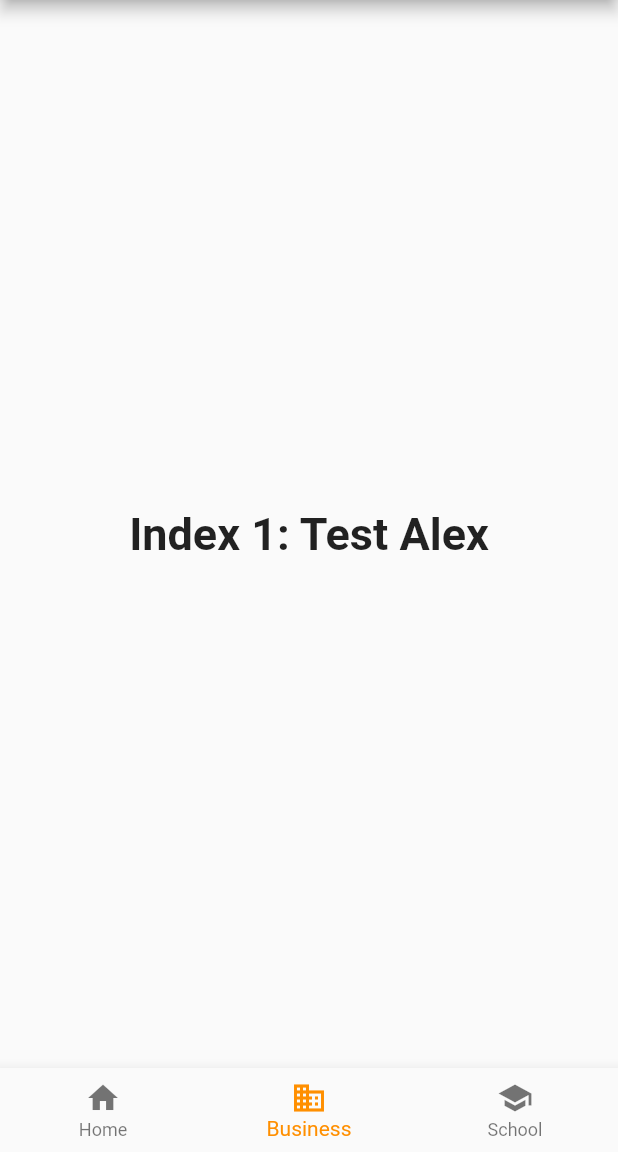
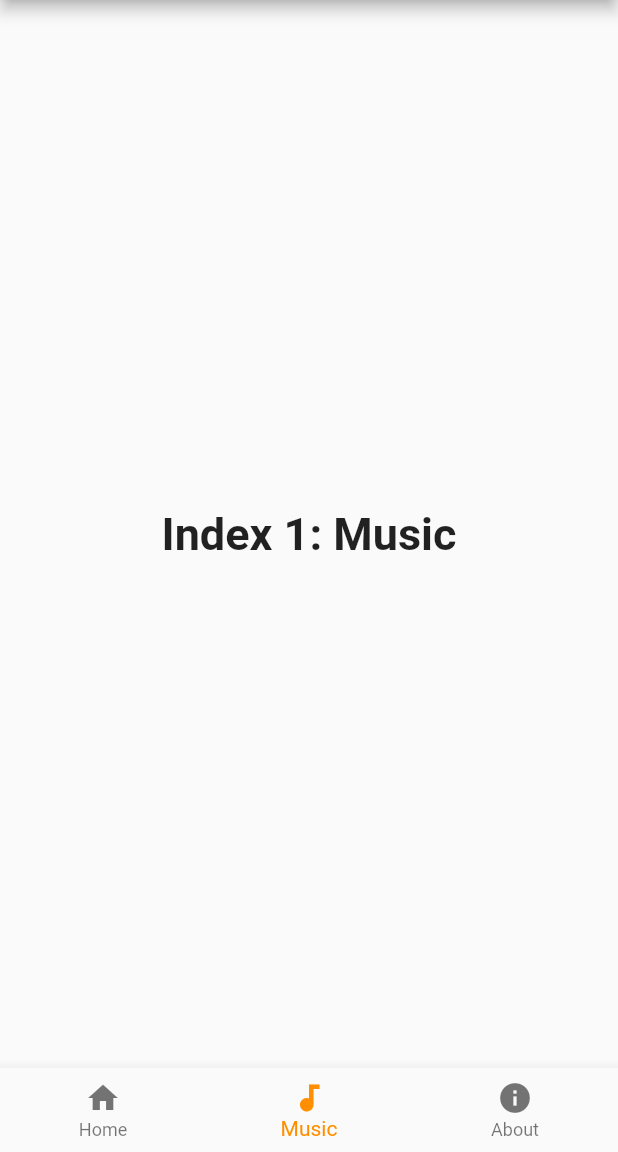
Before and after one commit to Alexnclas/AMSE, a Flutter app: the screen it shows after launch, item 2 of the bottom bar chosen, on a phone screen of 412 x 824 dp, the part 84-1236 px from its top. Run offline on Flutter 3.47's test engine with Material 2 defaults, Android fonts, the phone set to English and light mode, and no system bars.

Commit message:
Changement icones navbar

```diff
--- a/tp1/lib/main.dart
+++ b/tp1/lib/main.dart
@@ -43,11 +43,11 @@ class _MyStatefulWidgetState extends State<MyStatefulWidget> {
       style: optionStyle,
     ),
     Text(
-      'Index 1: Test Alex',
+      'Index 1: Music',
       style: optionStyle,
     ),
     Text(
-      'Index 2: School',
+      'Index 2: About',
       style: optionStyle,
     ),
   ];
@@ -73,12 +73,12 @@ class _MyStatefulWidgetState extends State<MyStatefulWidget> {
             label: 'Home',
           ),
           BottomNavigationBarItem(
-            icon: Icon(Icons.business),
-            label: 'Business',
+            icon: Icon(Icons.audiotrack),
+            label: 'Music',
           ),
           BottomNavigationBarItem(
-            icon: Icon(Icons.school),
-            label: 'School',
+            icon: Icon(Icons.info),
+            label: 'About',
           ),
         ],
         currentIndex: _selectedIndex,
```
